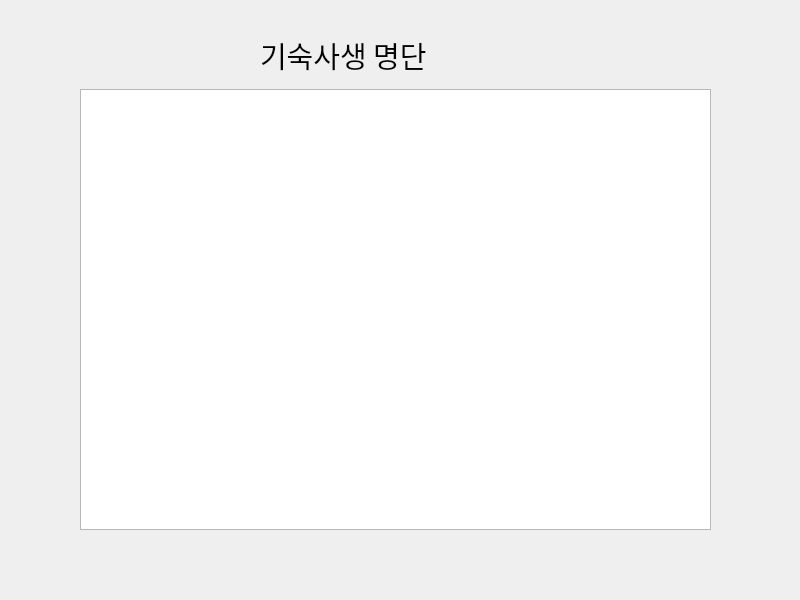
First picture: the form in list.ui, repository Hyemin-12/goingout-journal, before the edit.
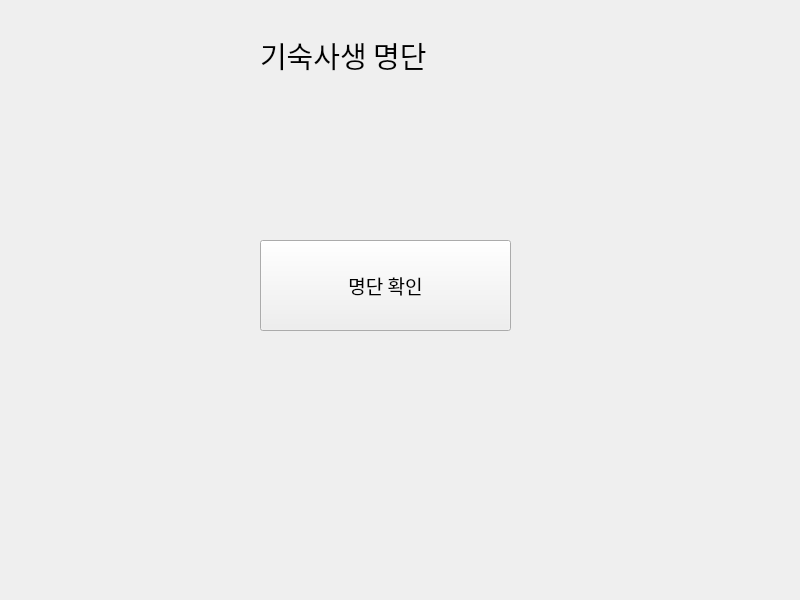
Second picture: the form after the edit.

Commit message: 명단 확인 기능 구현

What changed in the file:
```diff
--- a/list.ui
+++ b/list.ui
@@ -13,16 +13,6 @@
   <property name="windowTitle">
    <string>Form</string>
   </property>
-  <widget class="QListView" name="student_list">
-   <property name="geometry">
-    <rect>
-     <x>80</x>
-     <y>89</y>
-     <width>631</width>
-     <height>441</height>
-    </rect>
-   </property>
-  </widget>
   <widget class="QLabel" name="label">
    <property name="geometry">
     <rect>
@@ -42,6 +32,44 @@
     <string>기숙사생 명단</string>
    </property>
   </widget>
+  <widget class="QLabel" name="student_list">
+   <property name="geometry">
+    <rect>
+     <x>103</x>
+     <y>111</y>
+     <width>601</width>
+     <height>421</height>
+    </rect>
+   </property>
+   <property name="font">
+    <font>
+     <family>궁서체</family>
+     <pointsize>12</pointsize>
+    </font>
+   </property>
+   <property name="text">
+    <string/>
+   </property>
+  </widget>
+  <widget class="QPushButton" name="btn_show">
+   <property name="geometry">
+    <rect>
+     <x>260</x>
+     <y>240</y>
+     <width>251</width>
+     <height>91</height>
+    </rect>
+   </property>
+   <property name="font">
+    <font>
+     <family>궁서체</family>
+     <pointsize>14</pointsize>
+    </font>
+   </property>
+   <property name="text">
+    <string>명단 확인</string>
+   </property>
+  </widget>
  </widget>
  <resources/>
  <connections/>
```
Left out of the diff: 23 changed lines with no effect on the pictures. The commit also changes 5 other files.
